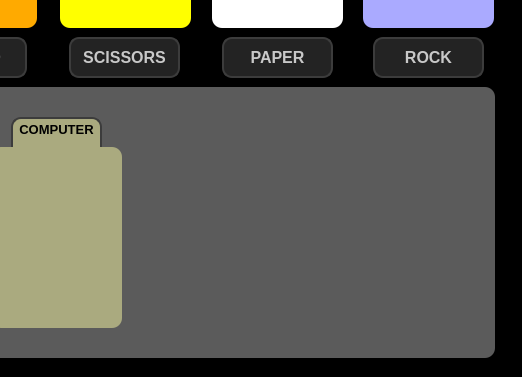
Qt form window.ui (divisionbyzero-PC/Bazinga) before a commit; both pictures show x 278 to 800 and y 223 to 600 of the 800 by 600 pixel window.
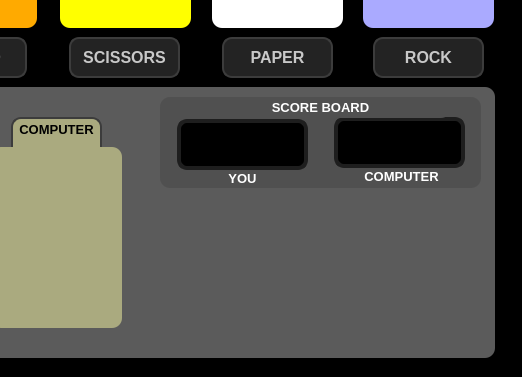
The same form after that commit. Icons and pictures are not drawn.

The edit to the form file:
```diff
--- a/window.ui
+++ b/window.ui
@@ -576,9 +576,9 @@
       <property name="geometry">
        <rect>
         <x>380</x>
-        <y>107</y>
+        <y>166</y>
         <width>361</width>
-        <height>131</height>
+        <height>101</height>
        </rect>
       </property>
       <property name="font">
@@ -590,34 +590,35 @@
       </property>
       <property name="styleSheet">
        <string notr="true">color: rgb(255, 255, 127);
-background-color: rgb(91,91,91);
+background-color: rgb(91, 91, 91);
 </string>
       </property>
       <property name="text">
        <string/>
       </property>
       <property name="alignment">
-       <set>Qt::AlignCenter</set>
+       <set>Qt::AlignHCenter|Qt::AlignTop</set>
       </property>
      </widget>
      <widget class="QLabel" name="phrase_label">
       <property name="geometry">
        <rect>
         <x>379</x>
-        <y>30</y>
+        <y>102</y>
         <width>361</width>
         <height>61</height>
        </rect>
       </property>
       <property name="font">
        <font>
-        <pointsize>18</pointsize>
+        <pointsize>17</pointsize>
         <weight>75</weight>
         <bold>true</bold>
        </font>
       </property>
       <property name="styleSheet">
-       <string notr="true">color: rgb(0, 170, 127);</string>
+       <string notr="true">color: rgb(0, 170, 127);
+background-color: rgb(91, 91, 91);</string>
       </property>
       <property name="text">
        <string/>
@@ -625,6 +626,153 @@
       <property name="alignment">
        <set>Qt::AlignCenter</set>
       </property>
+      <property name="wordWrap">
+       <bool>true</bool>
+      </property>
+     </widget>
+     <widget class="QFrame" name="frame_3">
+      <property name="geometry">
+       <rect>
+        <x>409</x>
+        <y>10</y>
+        <width>321</width>
+        <height>91</height>
+       </rect>
+      </property>
+      <property name="styleSheet">
+       <string notr="true">border-radius:10px;
+background-color: rgb(80, 80, 80);
+</string>
+      </property>
+      <property name="frameShape">
+       <enum>QFrame::StyledPanel</enum>
+      </property>
+      <property name="frameShadow">
+       <enum>QFrame::Raised</enum>
+      </property>
+      <widget class="QLabel" name="score_user">
+       <property name="geometry">
+        <rect>
+         <x>17</x>
+         <y>22</y>
+         <width>131</width>
+         <height>51</height>
+        </rect>
+       </property>
+       <property name="font">
+        <font>
+         <pointsize>30</pointsize>
+         <weight>75</weight>
+         <bold>true</bold>
+        </font>
+       </property>
+       <property name="styleSheet">
+        <string notr="true">background-color: rgb(0,0,0);
+border:4px solid rgb(30,30,30);</string>
+       </property>
+       <property name="text">
+        <string/>
+       </property>
+       <property name="alignment">
+        <set>Qt::AlignCenter</set>
+       </property>
+      </widget>
+      <widget class="QLabel" name="score_pc">
+       <property name="geometry">
+        <rect>
+         <x>174</x>
+         <y>20</y>
+         <width>131</width>
+         <height>51</height>
+        </rect>
+       </property>
+       <property name="font">
+        <font>
+         <pointsize>30</pointsize>
+         <weight>75</weight>
+         <bold>true</bold>
+        </font>
+       </property>
+       <property name="styleSheet">
+        <string notr="true">background-color: rgb(0, 0, 0);
+border:4px solid rgb(30,30,30);</string>
+       </property>
+       <property name="text">
+        <string/>
+       </property>
+       <property name="alignment">
+        <set>Qt::AlignCenter</set>
+       </property>
+      </widget>
+      <widget class="QLabel" name="label_12">
+       <property name="geometry">
+        <rect>
+         <x>30</x>
+         <y>0</y>
+         <width>261</width>
+         <height>21</height>
+        </rect>
+       </property>
+       <property name="font">
+        <font>
+         <pointsize>10</pointsize>
+         <weight>75</weight>
+         <bold>true</bold>
+        </font>
+       </property>
+       <property name="text">
+        <string>SCORE BOARD</string>
+       </property>
+       <property name="alignment">
+        <set>Qt::AlignCenter</set>
+       </property>
+      </widget>
+      <widget class="QLabel" name="label_13">
+       <property name="geometry">
+        <rect>
+         <x>32</x>
+         <y>74</y>
+         <width>101</width>
+         <height>20</height>
+        </rect>
+       </property>
+       <property name="font">
+        <font>
+         <pointsize>10</pointsize>
+         <weight>75</weight>
+         <bold>true</bold>
+        </font>
+       </property>
+       <property name="text">
+        <string>YOU</string>
+       </property>
+       <property name="alignment">
+        <set>Qt::AlignHCenter|Qt::AlignTop</set>
+       </property>
+      </widget>
+      <widget class="QLabel" name="label_14">
+       <property name="geometry">
+        <rect>
+         <x>191</x>
+         <y>72</y>
+         <width>101</width>
+         <height>20</height>
+        </rect>
+       </property>
+       <property name="font">
+        <font>
+         <pointsize>10</pointsize>
+         <weight>75</weight>
+         <bold>true</bold>
+        </font>
+       </property>
+       <property name="text">
+        <string>COMPUTER</string>
+       </property>
+       <property name="alignment">
+        <set>Qt::AlignHCenter|Qt::AlignTop</set>
+       </property>
+      </widget>
      </widget>
      <zorder>label_7</zorder>
      <zorder>user_pic</zorder>
```
Left out of the diff: 6 changed lines with no effect on the pictures.
